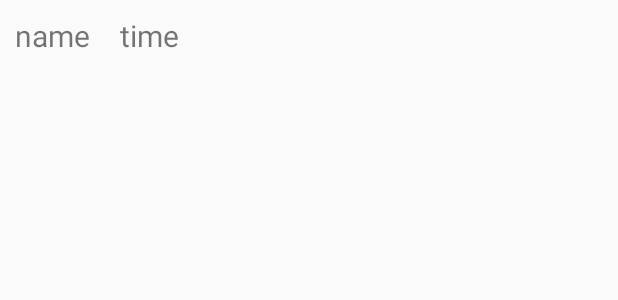
After one commit to Ingtton2/TINO, an Android app: the layout schedule_item.xml on its own in the app's theme, with its tools: preview values and no code run, on a phone screen of 412 x 824 dp. The commit adds this screen. Shown: the top 300 px of the screen. Run offline under Robolectric (Android 15) with nearby library versions, the phone set to English and light mode, and no system bars.

Commit message:
TINO ver 1.0.0 # ScheduleFragment 수정

```diff
--- a/app/src/main/res/layout/activity_check_schedule2.xml
+++ b/app/src/main/res/layout/activity_check_schedule2.xml
@@ -76,7 +76,8 @@
             <ListView
                 android:id="@+id/listView"
                 android:layout_width="match_parent"
-                android:layout_height="match_parent">
+                android:layout_height="match_parent"
+                android:dividerHeight="0dp">
             </ListView>
 
         </FrameLayout>
--- /dev/null
+++ b/app/src/main/res/layout/schedule_item.xml
@@ -0,0 +1,22 @@
+<?xml version="1.0" encoding="utf-8"?>
+<LinearLayout xmlns:android="http://schemas.android.com/apk/res/android"
+    android:layout_width="match_parent"
+    android:layout_height="match_parent">
+
+    <TextView
+        android:id="@+id/nameTXT"
+        android:layout_width="wrap_content"
+        android:layout_height="wrap_content"
+        android:text="name"
+        android:textSize="20dp"
+        android:layout_margin="10dp"/>
+
+    <TextView
+        android:id="@+id/timeTXT"
+        android:layout_width="wrap_content"
+        android:layout_height="wrap_content"
+        android:text="time"
+        android:textSize="20dp"
+        android:layout_margin="10dp"/>
+
+</LinearLayout>
```
Also changed, not shown: app/src/main/java/org/androidtown/tino/CheckSchedule2Activity.java (+42 -37 lines), app/src/main/java/org/androidtown/tino/ScheduleData.java (added, +30 -0 lines), app/src/main/java/org/androidtown/tino/ScheduleFragment.java (+58 -29 lines).
